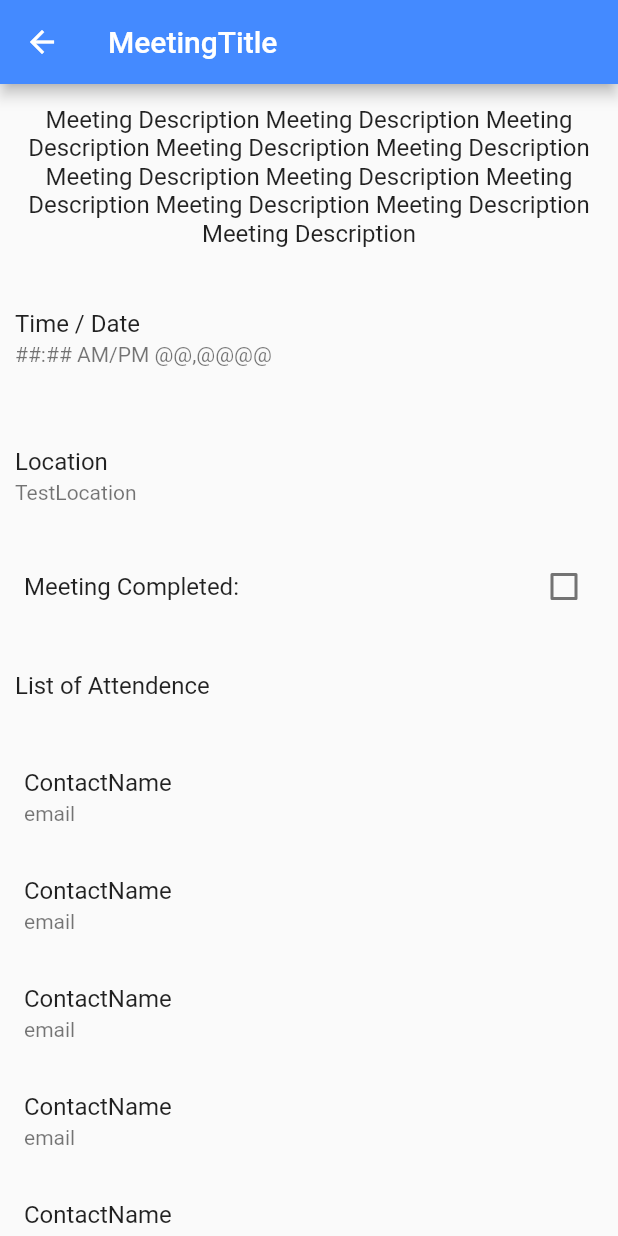
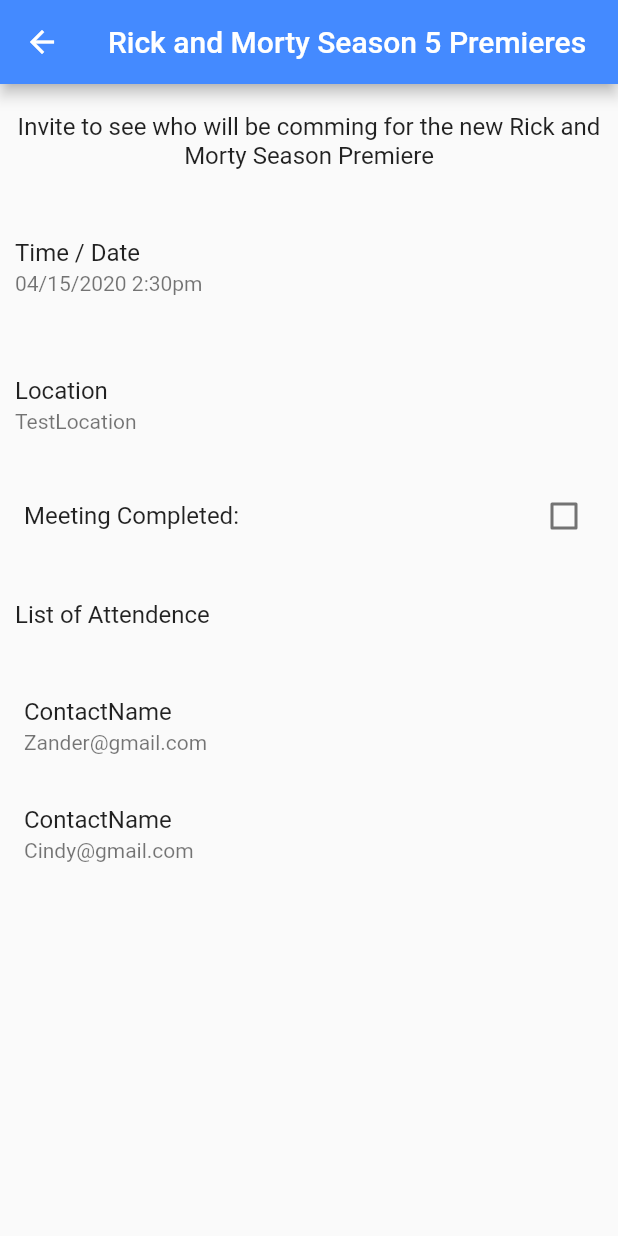
Before and after one commit to TeddyBonkerz/SyncUp, a Flutter app: the HomePageCards screen opened directly, after a tap on an icon or button, on a phone screen of 412 x 824 dp. Run offline on Flutter 3.47's test engine with Material 2 defaults, Android fonts, the light colour scheme and no system bars; our stand-ins replace google_fonts; missing offline and left inert: mailer.

Commit message:
make meeting displayed on homescreen

```diff
--- a/lib/components/meeting_cards.dart
+++ b/lib/components/meeting_cards.dart
@@ -3,35 +3,11 @@
 import 'package:syncup/models/attendeeModel.dart';
 import 'package:syncup/models/meetingModel.dart';
 import 'package:syncup/screens/meeting_details.dart';
+import 'package:syncup/models/listMeetingModel.dart';
 
 class HomePageCards extends StatelessWidget {
   //example list
-  List<Meeting> meetingList = [
-    new Meeting(
-        meetingId: "123",
-        organizer: "Grim Munchkins",
-        title: "Rick and Morty Season 5 Premieres",
-        description:
-            "Invite to see who will be comming for the new Rick and Morty Season Premiere",
-        meetingDate: "04/15/2020 2:30pm",
-        attendees: [
-          new Attendee(email: "Zander@gmail.com"),
-          new Attendee(email: "Cindy@gmail.com")
-        ]),
-    new Meeting(
-        meetingId: "124",
-        organizer: "Grim Munchkins",
-        title: "Graduation Party",
-        description:
-            "Invitation for all who wish to attend my graduation party",
-        meetingDate: "04/25/2020 4:30pm",
-        attendees: [
-          new Attendee(email: "Zander@gmail.com"),
-          new Attendee(email: "Cindy@gmail.com"),
-          new Attendee(email: "Marco@gmail.com"),
-          new Attendee(email: "Freeze@gmail.com"),
-        ]),
-  ];
+  List<Meeting> meetingList = MeetingList.instance.meetingList;
 
   @override
   Widget build(BuildContext context) {
@@ -61,7 +37,8 @@
             Navigator.push(
               context,
               MaterialPageRoute(
-                builder: (context) => MeetingDetails(),
+                builder: (context) =>
+                    MeetingDetails(meeting: meetingList[index]),
               ),
             );
           },
--- /dev/null
+++ b/lib/models/listMeetingModel.dart
@@ -0,0 +1,34 @@
+import 'package:syncup/models/meetingModel.dart';
+import 'package:syncup/models/attendeeModel.dart';
+
+class MeetingList {
+  MeetingList._privateConstructor();
+
+  static final MeetingList instance = MeetingList._privateConstructor();
+  List<Meeting> meetingList = [
+    new Meeting(
+        meetingId: "123",
+        organizer: "Grim Munchkins",
+        title: "Rick and Morty Season 5 Premieres",
+        description:
+            "Invite to see who will be comming for the new Rick and Morty Season Premiere",
+        meetingDate: "04/15/2020 2:30pm",
+        attendees: [
+          new Attendee(email: "Zander@gmail.com"),
+          new Attendee(email: "Cindy@gmail.com")
+        ]),
+    new Meeting(
+        meetingId: "124",
+        organizer: "Grim Munchkins",
+        title: "Graduation Party",
+        description:
+            "Invitation for all who wish to attend my graduation party",
+        meetingDate: "04/25/2020 4:30pm",
+        attendees: [
+          new Attendee(email: "Zander@gmail.com"),
+          new Attendee(email: "Cindy@gmail.com"),
+          new Attendee(email: "Marco@gmail.com"),
+          new Attendee(email: "Freeze@gmail.com"),
+        ]),
+  ];
+}
--- a/lib/models/meetingModel.dart
+++ b/lib/models/meetingModel.dart
@@ -38,7 +38,7 @@
 
   set setMeetingDate(meetingDate) => this.meetingDate = meetingDate;
 
-  get getAttendees => this.attendees;
+  List<Attendee> get getAttendees => this.attendees;
 
   set setAttendees(attendees) => this.attendees = attendees;
 }
--- a/lib/screens/create_meeting.dart
+++ b/lib/screens/create_meeting.dart
@@ -1,5 +1,8 @@
 import 'package:flutter/material.dart';
 import 'package:syncup/constants.dart';
+import 'package:syncup/models/attendeeModel.dart';
+import 'package:syncup/models/listMeetingModel.dart';
+import 'package:syncup/models/meetingModel.dart';
 import 'package:syncup/screens/home.dart';
 import 'package:mailer/mailer.dart';
 import 'package:mailer/smtp_server.dart';
@@ -320,6 +323,15 @@
   Widget continueButton = TextButton(
     child: Text("Confirm"),
     onPressed: () {
+      Meeting meeting = Meeting(
+          meetingId: '0',
+          organizer: 'ABC',
+          title: subject,
+          description: content,
+          meetingDate: '$date at $time',
+          attendees: emailList.map((email) => Attendee(email: email)).toList());
+      MeetingList.instance.meetingList.add(meeting);
+
       Navigator.pushAndRemoveUntil(
         context,
         MaterialPageRoute(builder: (context) => HomeScreen()),
--- a/lib/screens/meeting_details.dart
+++ b/lib/screens/meeting_details.dart
@@ -1,20 +1,31 @@
 import 'package:flutter/material.dart';
 import 'package:flutter/scheduler.dart';
 import 'package:syncup/constants.dart';
+import 'package:syncup/models/listMeetingModel.dart';
 import 'package:syncup/screens/home.dart';
+import 'package:syncup/models/meetingModel.dart';
 
-class MeetingDetails extends StatefulWidget{
+class MeetingDetails extends StatefulWidget {
+  Meeting meeting;
+
+  MeetingDetails({this.meeting});
+
   @override
-  _MeetingDetails createState() => _MeetingDetails();
+  _MeetingDetails createState() => _MeetingDetails(meeting: meeting);
 }
 
 class _MeetingDetails extends State<MeetingDetails> {
+  Meeting meeting;
+  _MeetingDetails({this.meeting});
   bool checkCompleted = false; // check box value for complete or not
+
+  // Meeting meeting = MeetingList.instance.meetingList[index];
+
   @override
   Widget build(BuildContext context) {
     return Scaffold(
         appBar: AppBar(
-        title: Text('MeetingTitle'),
+          title: Text(meeting.getTitle),
         ),
         body: Container(
             child: Column(
@@ -24,7 +35,8 @@
               children: <Widget>[
                 ListTile(
                   contentPadding: const EdgeInsets.all(10.0),
-                  title: Text('Meeting Description Meeting Description Meeting Description Meeting Description Meeting Description Meeting Description Meeting Description Meeting Description Meeting Description Meeting Description Meeting Description',
+                  title: Text(
+                    meeting.getDescription,
                     textAlign: TextAlign.center,
                   ),
                 ),
@@ -32,43 +44,39 @@
                 ListTile(
                     contentPadding: const EdgeInsets.all(10.0),
                     title: Text('Time / Date'),
-                  subtitle: Text('##:## AM/PM @@,@@@@')
-                ),
+                    subtitle: Text(meeting.getMeetingDate)),
                 // Location Info
                 ListTile(
                     contentPadding: const EdgeInsets.all(10.0),
                     title: Text('Location'),
-                  subtitle: Text('TestLocation')
-                ),
+                    subtitle: Text('TestLocation')),
                 // Meeting Check box for completion status
                 CheckboxListTile(
                     title: const Text('Meeting Completed: '),
                     value: checkCompleted,
-                  onChanged: (bool value){
+                    onChanged: (bool value) {
                       setState(() {
                         checkCompleted = value;
                       });
-                  }
+                    }),
+              ],
             ),
-              ],),
             // View who is attending List
             ListTile(
                 contentPadding: const EdgeInsets.all(10.0),
-                title: Text('List of Attendence')
-              ),
+                title: Text('List of Attendence')),
             Expanded(
               child: ListView.builder(
-            itemCount: 10, // filler till we have actual list length
-            itemBuilder: (context, index){
-              return ListTile( // will change to variables / values when we have actual list to grab from
+                  itemCount: meeting.getAttendees
+                      .length, // filler till we have actual list length
+                  itemBuilder: (context, index) {
+                    return ListTile(
+                        // will change to variables / values when we have actual list to grab from
                         title: Text('ContactName'),
-                subtitle: Text('email')
-              );
-            }
-          ),
+                        subtitle: Text(meeting.getAttendees[index].getEmail));
+                  }),
             )
-        ],)
-    )
-    );
+          ],
+        )));
   }
 }
```
Lines whose indentation alone changed are shown as unchanged.
